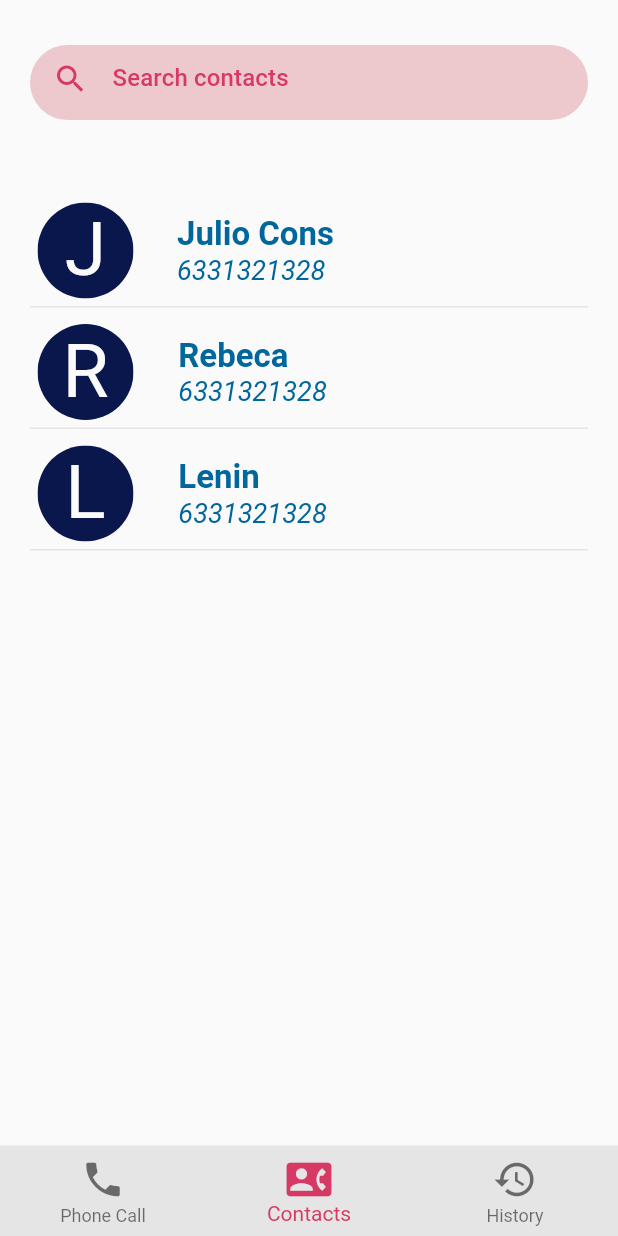
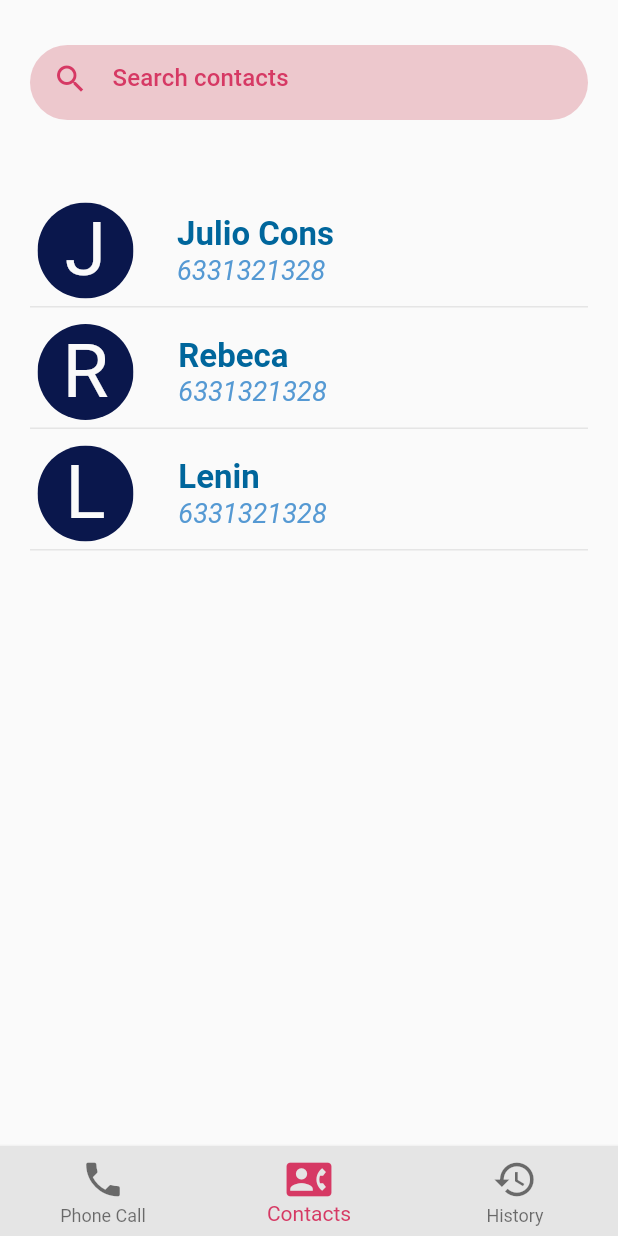
Before and after one commit to Jcons17/Phone-Call-App, a Flutter app: the screen it shows after launch, on a phone screen of 412 x 824 dp. Run offline on Flutter 3.47's test engine with Material 2 defaults, Android fonts, the phone set to English and light mode, and no system bars.

```diff
--- a/lib/components/card_contact.dart
+++ b/lib/components/card_contact.dart
@@ -16,7 +16,6 @@ class CardContact extends StatelessWidget {
       widthFactor: 1,
       child: Container(
         padding: const EdgeInsets.all(5),
-        constraints:const BoxConstraints(maxHeight:100,minHeight: 50 ),
         height: 75,
         decoration: const BoxDecoration(
           border: Border(bottom: BorderSide(color: greyColor)),        ),
@@ -36,10 +35,10 @@ class CardContact extends StatelessWidget {
                 mainAxisAlignment: MainAxisAlignment.center,
                 children: [
                   Text(contact.firstName + " $lastName", style: const TextStyle(fontSize: 22,color: accentColor,fontWeight: FontWeight.bold),),
-                  Text(contact.numberPhone, style: const TextStyle(fontSize: 18,color: accentColor,fontStyle: FontStyle.italic),)
-
+                  Text(contact.numberPhone ,style: const TextStyle(fontSize: 18,color: accentColorLight,fontStyle: FontStyle.italic),)
                 ],
               ),
+
             )
             )
           ],
```
